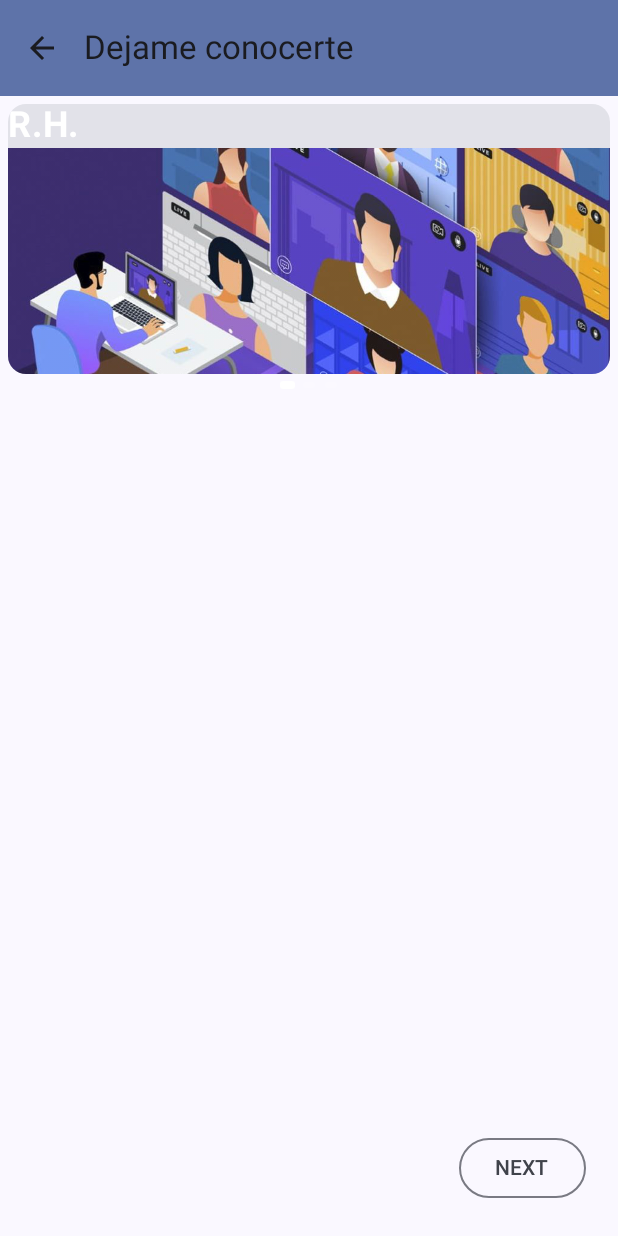
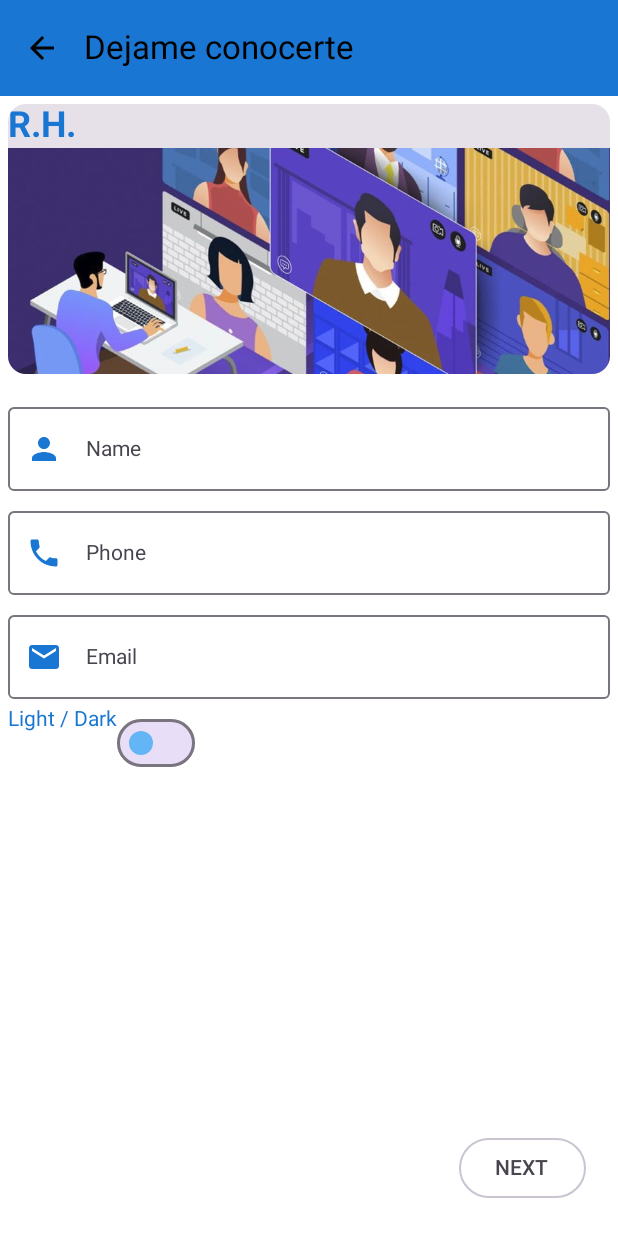
Before and after one commit to AlejandroBM-Dev/myabmcv, an Android app built with Jetpack Compose: the screen it shows after launch (MainActivity), after a tap on "NEXT", on a phone screen of 412 x 824 dp. Run offline under Robolectric (Android 15) with nearby library versions, the phone set to English and light mode, and no system bars; our stand-ins replace Dagger/Hilt's generated code.

Commit message:
- Dynamic Font. - Dynamic Theme. - Add DataStore. - New colors.. light and dark theme.

```diff
--- a/app/src/main/AndroidManifest.xml
+++ b/app/src/main/AndroidManifest.xml
@@ -12,12 +12,13 @@
         android:roundIcon="@mipmap/ic_launcher_round"
         android:supportsRtl="true"
         android:theme="@style/Theme.App.First"
+        android:screenOrientation="portrait"
         tools:targetApi="31">
         <activity
             android:name=".MainActivity"
             android:exported="true"
-            android:label="@string/app_name"
-            android:theme="@style/Theme.App.First">
+            android:theme="@style/Theme.App.First"
+            tools:ignore="LockedOrientationActivity">
             <intent-filter>
                 <action android:name="android.intent.action.MAIN" />
 
--- a/app/src/main/java/com/raiseralex/myabmcv/MainActivity.kt
+++ b/app/src/main/java/com/raiseralex/myabmcv/MainActivity.kt
@@ -6,7 +6,7 @@ import androidx.activity.compose.setContent
 import androidx.activity.viewModels
 import androidx.core.splashscreen.SplashScreen.Companion.installSplashScreen
 import androidx.core.view.WindowCompat
-import com.raiseralex.myabmcv.ui.theme.MyABMCVTheme
+import com.raiseralex.myabmcv.ui.theme.CustomTheme
 import com.raiseralex.myabmcv.ui.welcomeFlow.views.MyCvApp
 import dagger.hilt.android.AndroidEntryPoint
 
@@ -24,7 +24,7 @@ class MainActivity : ComponentActivity() {
         }
 
         setContent {
-            MyABMCVTheme {
+            CustomTheme {
                 MyCvApp()
             }
         }
--- /dev/null
+++ b/app/src/main/java/com/raiseralex/myabmcv/data/local/datastore/DataStoreModule.kt
@@ -0,0 +1,19 @@
+package com.raiseralex.myabmcv.data.local.datastore
+
+import android.content.Context
+import dagger.Module
+import dagger.Provides
+import dagger.hilt.InstallIn
+import dagger.hilt.android.qualifiers.ApplicationContext
+import dagger.hilt.components.SingletonComponent
+import javax.inject.Singleton
+
+@InstallIn(SingletonComponent::class)
+@Module
+object DataStoreModule {
+    @Singleton
+    @Provides
+    fun provideDataStoreUtil(
+        @ApplicationContext appContext: Context,
+    ): DataStoreUtil = DataStoreUtil(appContext)
+}
--- /dev/null
+++ b/app/src/main/java/com/raiseralex/myabmcv/data/local/datastore/DataStoreUtil.kt
@@ -0,0 +1,18 @@
+package com.raiseralex.myabmcv.data.local.datastore
+
+import android.content.Context
+import androidx.datastore.core.DataStore
+import androidx.datastore.preferences.core.Preferences
+import androidx.datastore.preferences.core.booleanPreferencesKey
+import androidx.datastore.preferences.preferencesDataStore
+import javax.inject.Inject
+
+class DataStoreUtil @Inject constructor(context: Context) {
+
+    val dataStore = context.dataStore
+
+    companion object {
+        private val Context.dataStore: DataStore<Preferences> by preferencesDataStore("settings")
+        val IS_DARK_MODE_KEY = booleanPreferencesKey("dark_mode")
+    }
+}
--- a/app/src/main/java/com/raiseralex/myabmcv/ui/shareViews/TypeWriterText.kt
+++ b/app/src/main/java/com/raiseralex/myabmcv/ui/shareViews/TypeWriterText.kt
@@ -1,5 +1,6 @@
 package com.raiseralex.myabmcv.ui.shareViews
 
+import androidx.compose.foundation.isSystemInDarkTheme
 import androidx.compose.material3.Text
 import androidx.compose.runtime.Composable
 import androidx.compose.runtime.LaunchedEffect
@@ -11,6 +12,9 @@ import androidx.compose.runtime.setValue
 import androidx.compose.ui.graphics.Color
 import androidx.compose.ui.text.font.FontWeight
 import androidx.compose.ui.unit.sp
+import com.raiseralex.myabmcv.ui.theme.DarkColorScheme
+import com.raiseralex.myabmcv.ui.theme.LightColorScheme
+import com.raiseralex.myabmcv.utils.extensions.emptyString
 import kotlinx.coroutines.delay
 
 @Composable
@@ -18,7 +22,7 @@ fun TypewriterText(
     texts: String,
 ) {
     var textIndex by remember { mutableIntStateOf(0) }
-    var textToDisplay by remember { mutableStateOf("") }
+    var textToDisplay by remember { mutableStateOf(emptyString()) }
     val delayWriterText = 80L
 
     LaunchedEffect(key1 = texts) {
@@ -34,7 +38,11 @@ fun TypewriterText(
     }
     Text(
         text = textToDisplay,
-        color = Color.White,
+        color = if (isSystemInDarkTheme()) {
+            DarkColorScheme.primary
+        } else {
+            LightColorScheme.primary
+        },
         fontSize = 24.sp,
         fontWeight = FontWeight.Bold,
     )
--- a/app/src/main/java/com/raiseralex/myabmcv/ui/theme/Theme.kt
+++ b/app/src/main/java/com/raiseralex/myabmcv/ui/theme/Theme.kt
@@ -2,69 +2,93 @@ package com.raiseralex.myabmcv.ui.theme
 
 import android.app.Activity
 import android.os.Build
-import androidx.compose.foundation.isSystemInDarkTheme
 import androidx.compose.material3.MaterialTheme
+import androidx.compose.material3.Typography
 import androidx.compose.material3.darkColorScheme
 import androidx.compose.material3.dynamicDarkColorScheme
 import androidx.compose.material3.dynamicLightColorScheme
 import androidx.compose.material3.lightColorScheme
 import androidx.compose.runtime.Composable
 import androidx.compose.runtime.SideEffect
+import androidx.compose.runtime.collectAsState
+import androidx.compose.runtime.getValue
+import androidx.compose.ui.graphics.Color
 import androidx.compose.ui.graphics.toArgb
 import androidx.compose.ui.platform.LocalContext
 import androidx.compose.ui.platform.LocalView
+import androidx.compose.ui.text.TextStyle
 import androidx.core.view.WindowCompat
+import androidx.hilt.navigation.compose.hiltViewModel
+import com.raiseralex.myabmcv.ui.welcomeFlow.viewmodels.ThemeViewModel
 
-private val DarkColorScheme = darkColorScheme(
-    primary = Purple80,
-    secondary = PurpleGrey80,
-    tertiary = Pink80,
-)
-
-private val LightColorScheme = lightColorScheme(
-    primary = Purple40,
-    secondary = PurpleGrey40,
-    tertiary = Pink40,
-
-    /* Other default colors to override
-    background = Color(0xFFFFFBFE),
-    surface = Color(0xFFFFFBFE),
+val DarkColorScheme = darkColorScheme(
+    primary = Color.Black, // Azul oscuro
+    secondary = Color(0xFF7A939E), // Gris azulado
+    tertiary = Color(0xFFB71C1C), // Rojo oscuro
+    background = Color(0x94494F58), // Gris oscuro
+    surface = Color(0xFFFDD835), // Negro ligeramente más claro que el fondo
     onPrimary = Color.White,
     onSecondary = Color.White,
     onTertiary = Color.White,
-    onBackground = Color(0xFF1C1B1F),
-    onSurface = Color(0xFF1C1B1F),
-    */
+    onBackground = Color.White,
+    onSurface = Color.White,
+    onError = Color.Red
+)
+
+val LightColorScheme = lightColorScheme(
+    primary = Color(0xFF1976D2), // Azul primario
+    secondary = Color(0xFF64B5F6), // Azul claro
+    tertiary = Color(0xFFE57373), // Rojo claro
+    background = Color.White,
+    surface = Color(0xFFE7D274), // Gris claro
+    onPrimary = Color.White,
+    onSecondary = Color.Black,
+    onTertiary = Color.Black,
+    onBackground = Color.Black,
+    onSurface = Color.Black,
 )
 
 @Composable
-fun MyABMCVTheme(
-    darkTheme: Boolean = isSystemInDarkTheme(),
-    // Dynamic color is available on Android 12+
-    dynamicColor: Boolean = true,
+fun CustomTheme(
+    themeViewModel: ThemeViewModel = hiltViewModel(),
+    dynamicColor: Boolean = false,
     content: @Composable () -> Unit,
 ) {
+    val themeState by themeViewModel.themeSate.collectAsState()
+
     val colorScheme = when {
         dynamicColor && Build.VERSION.SDK_INT >= Build.VERSION_CODES.S -> {
             val context = LocalContext.current
-            if (darkTheme) dynamicDarkColorScheme(context) else dynamicLightColorScheme(context)
+            if (themeState.isDarkMode) {
+                dynamicDarkColorScheme(context)
+            } else {
+                dynamicLightColorScheme(
+                    context,
+                )
+            }
         }
-
-        darkTheme -> DarkColorScheme
+        themeState.isDarkMode -> DarkColorScheme
         else -> LightColorScheme
     }
     val view = LocalView.current
+
     if (!view.isInEditMode) {
         SideEffect {
             val window = (view.context as Activity).window
             window.statusBarColor = colorScheme.primary.toArgb()
-            WindowCompat.getInsetsController(window, view).isAppearanceLightStatusBars = darkTheme
+            WindowCompat
+                .getInsetsController(window, view)
+                .isAppearanceLightStatusBars = themeState.isDarkMode
         }
     }
 
     MaterialTheme(
         colorScheme = colorScheme,
-        typography = Typography,
+        typography = Typography(
+            bodyLarge = TextStyle(
+                fontFamily = themeViewModel.getFontFamily(),
+            ),
+        ),
         content = content,
     )
 }
--- /dev/null
+++ b/app/src/main/java/com/raiseralex/myabmcv/ui/welcomeFlow/data/ThemeState.kt
@@ -0,0 +1,3 @@
+package com.raiseralex.myabmcv.ui.welcomeFlow.data
+
+data class ThemeState(val isDarkMode: Boolean)
--- /dev/null
+++ b/app/src/main/java/com/raiseralex/myabmcv/ui/welcomeFlow/viewmodels/ThemeViewModel.kt
@@ -0,0 +1,63 @@
+package com.raiseralex.myabmcv.ui.welcomeFlow.viewmodels
+
+import android.app.Application
+import androidx.compose.ui.text.font.Font
+import androidx.compose.ui.text.font.FontFamily
+import androidx.compose.ui.text.font.FontStyle
+import androidx.compose.ui.text.font.FontWeight
+import androidx.datastore.preferences.core.edit
+import androidx.lifecycle.ViewModel
+import androidx.lifecycle.viewModelScope
+import com.raiseralex.myabmcv.R
+import com.raiseralex.myabmcv.application.MyCvApplication
+import com.raiseralex.myabmcv.data.local.datastore.DataStoreUtil
+import com.raiseralex.myabmcv.data.local.datastore.DataStoreUtil.Companion.IS_DARK_MODE_KEY
+import com.raiseralex.myabmcv.ui.welcomeFlow.data.ThemeState
+import dagger.hilt.android.lifecycle.HiltViewModel
+import kotlinx.coroutines.flow.MutableStateFlow
+import kotlinx.coroutines.flow.StateFlow
+import kotlinx.coroutines.flow.map
+import kotlinx.coroutines.launch
+import javax.inject.Inject
+
+@HiltViewModel
+class ThemeViewModel @Inject constructor(
+    application: Application,
+    dataStoreUtil: DataStoreUtil,
+) : ViewModel() {
+
+    private val _themeState = MutableStateFlow(ThemeState(false))
+    val themeSate: StateFlow<ThemeState> = _themeState
+
+    private val dataStore = dataStoreUtil.dataStore
+
+    init {
+        viewModelScope.launch(MyCvApplication.dispatcherIO) {
+            dataStore.data.map { preferences ->
+                ThemeState(preferences[IS_DARK_MODE_KEY] ?: false)
+            }.collect {
+                _themeState.value = it
+            }
+        }
+    }
+
+    fun toggleTheme() {
+        viewModelScope.launch(MyCvApplication.dispatcherIO) {
+            dataStore.edit { preferences ->
+                preferences[IS_DARK_MODE_KEY] = !(preferences[IS_DARK_MODE_KEY] ?: false)
+            }
+        }
+    }
+
+    fun getFontFamily(): FontFamily {
+        val dark = FontFamily(
+            Font(R.font.lcd, FontWeight.Normal, FontStyle.Normal),
+        )
+
+        return if (themeSate.value.isDarkMode) {
+            dark
+        } else {
+            FontFamily.Default
+        }
+    }
+}
--- a/app/src/main/java/com/raiseralex/myabmcv/ui/welcomeFlow/views/ScreenBuilderApp.kt
+++ b/app/src/main/java/com/raiseralex/myabmcv/ui/welcomeFlow/views/ScreenBuilderApp.kt
@@ -15,6 +15,7 @@ import androidx.compose.runtime.Composable
 import androidx.compose.runtime.getValue
 import androidx.compose.ui.Modifier
 import androidx.compose.ui.res.stringResource
+import androidx.hilt.navigation.compose.hiltViewModel
 import androidx.navigation.NavHostController
 import androidx.navigation.compose.NavHost
 import androidx.navigation.compose.composable
@@ -22,6 +23,7 @@ import androidx.navigation.compose.currentBackStackEntryAsState
 import androidx.navigation.compose.rememberNavController
 import com.raiseralex.myabmcv.R
 import com.raiseralex.myabmcv.navigation.AppScreen
+import com.raiseralex.myabmcv.ui.welcomeFlow.viewmodels.ThemeViewModel
 
 @Composable
 fun MyCvApp(
@@ -43,7 +45,6 @@ fun MyCvApp(
             )
         },
     ) { innerPadding ->
-
         NavHost(
             navController = navController,
             startDestination = AppScreen.WelcomeScreen.name,
@@ -84,11 +85,17 @@ fun MyCvAppBar(
     canNavigateBack: Boolean,
     navigateUp: () -> Unit,
     modifier: Modifier = Modifier,
+    themeViewModel: ThemeViewModel = hiltViewModel()
 ) {
     TopAppBar(
-        title = { Text(text = stringResource(id = currentScreen.title)) },
+        title = {
+            Text(
+                text = stringResource(id = currentScreen.title),
+                fontFamily = themeViewModel.getFontFamily(),
+            )
+        },
         colors = TopAppBarDefaults.mediumTopAppBarColors(
-            containerColor = MaterialTheme.colorScheme.primaryContainer,
+            containerColor = MaterialTheme.colorScheme.primary,
         ),
         modifier = modifier,
         navigationIcon = {
--- a/app/src/main/java/com/raiseralex/myabmcv/ui/welcomeFlow/views/VisitCompose.kt
+++ b/app/src/main/java/com/raiseralex/myabmcv/ui/welcomeFlow/views/VisitCompose.kt
@@ -3,6 +3,7 @@ package com.raiseralex.myabmcv.ui.welcomeFlow.views
 import androidx.compose.foundation.ExperimentalFoundationApi
 import androidx.compose.foundation.Image
 import androidx.compose.foundation.background
+import androidx.compose.foundation.isSystemInDarkTheme
 import androidx.compose.foundation.layout.Arrangement
 import androidx.compose.foundation.layout.Box
 import androidx.compose.foundation.layout.Column
@@ -18,8 +19,25 @@ import androidx.compose.foundation.pager.HorizontalPager
 import androidx.compose.foundation.pager.PagerState
 import androidx.compose.foundation.pager.rememberPagerState
 import androidx.compose.foundation.shape.RoundedCornerShape
+import androidx.compose.foundation.text.KeyboardOptions
+import androidx.compose.material.icons.Icons
+import androidx.compose.material.icons.filled.Email
+import androidx.compose.material.icons.filled.Person
+import androidx.compose.material.icons.filled.Phone
 import androidx.compose.material3.Card
+import androidx.compose.material3.ExperimentalMaterial3Api
+import androidx.compose.material3.Icon
+import androidx.compose.material3.MaterialTheme
+import androidx.compose.material3.OutlinedTextField
+import androidx.compose.material3.Switch
+import androidx.compose.material3.SwitchDefaults
+import androidx.compose.material3.Text
 import androidx.compose.runtime.Composable
+import androidx.compose.runtime.collectAsState
+import androidx.compose.runtime.getValue
+import androidx.compose.runtime.mutableStateOf
+import androidx.compose.runtime.saveable.rememberSaveable
+import androidx.compose.runtime.setValue
 import androidx.compose.ui.Alignment
 import androidx.compose.ui.Modifier
 import androidx.compose.ui.draw.clip
@@ -28,13 +46,20 @@ import androidx.compose.ui.graphics.graphicsLayer
 import androidx.compose.ui.layout.ContentScale
 import androidx.compose.ui.res.painterResource
 import androidx.compose.ui.res.stringResource
+import androidx.compose.ui.text.input.KeyboardType
 import androidx.compose.ui.tooling.preview.Preview
 import androidx.compose.ui.unit.Dp
 import androidx.compose.ui.unit.dp
 import androidx.compose.ui.util.lerp
+import androidx.hilt.navigation.compose.hiltViewModel
+import com.raiseralex.myabmcv.R
 import com.raiseralex.myabmcv.ui.shareViews.TypewriterText
+import com.raiseralex.myabmcv.ui.theme.DarkColorScheme
+import com.raiseralex.myabmcv.ui.theme.LightColorScheme
 import com.raiseralex.myabmcv.ui.welcomeFlow.data.getMockupList
+import com.raiseralex.myabmcv.ui.welcomeFlow.viewmodels.ThemeViewModel
 import com.raiseralex.myabmcv.ui.welcomeFlow.views.shareviews.NextButton
+import com.raiseralex.myabmcv.utils.extensions.emptyString
 import kotlin.math.absoluteValue
 
 @Preview(showBackground = true)
@@ -67,6 +92,7 @@ fun VisitCompose(
             modifier,
             pagerState,
         )
+        VisitorForm(modifier = Modifier)
         Spacer(modifier = modifier.weight(1f))
         Row(
             modifier = modifier
@@ -112,7 +138,6 @@ fun VisitorPager(
                 modifier = modifier
                     .fillMaxWidth(),
             )
-            // Card content
         }
     }
     PagerIndicator(
@@ -174,3 +199,99 @@ private fun PagerIndicator(
         }
     }
 }
+
+@OptIn(ExperimentalMaterial3Api::class)
+@Composable
+private fun VisitorForm(
+    modifier: Modifier,
+) {
+    var name by rememberSaveable { mutableStateOf(emptyString()) }
+    var phone by rememberSaveable { mutableStateOf(emptyString()) }
+    var email by rememberSaveable { mutableStateOf(emptyString()) }
+
+    val color = if (isSystemInDarkTheme()) {
+        DarkColorScheme.primary
+    } else {
+        LightColorScheme.primary
+    }
+    Column(
+        modifier = modifier,
+    ) {
+        OutlinedTextField(
+            modifier = modifier.fillMaxWidth(),
+            value = name,
+            onValueChange = { name = it },
+            label = { Text(text = "Name") },
+            maxLines = 1,
+            enabled = true,
+            leadingIcon = {
+                Icon(
+                    Icons.Filled.Person,
+                    "Visitor Name",
+                    tint = color,
+                )
+            },
+        )
+        Spacer(modifier = modifier.size(5.dp))
+        OutlinedTextField(
+            modifier = modifier.fillMaxWidth(),
+            value = phone,
+            onValueChange = { phone = it },
+            keyboardOptions = KeyboardOptions(keyboardType = KeyboardType.Phone),
+            label = { Text(text = "Phone") },
+            maxLines = 1,
+            leadingIcon = {
+                Icon(
+                    Icons.Filled.Phone,
+                    "Visitor Phone",
+                    tint = color,
+                )
+            },
+        )
+        Spacer(modifier = modifier.size(5.dp))
+        OutlinedTextField(
+            modifier = modifier.fillMaxWidth(),
+            value = email,
+            onValueChange = { email = it },
+            keyboardOptions = KeyboardOptions(keyboardType = KeyboardType.Email),
+            label = { Text(text = "Email") },
+            maxLines = 1,
+            leadingIcon = {
+                Icon(
+                    Icons.Filled.Email,
+                    "Visitor Email",
+                    tint = color,
+                )
+            },
+        )
+        Spacer(modifier = modifier.size(5.dp))
+        SwitchWithCustomColors()
+    }
+}
+
+@Composable
+fun SwitchWithCustomColors(
+    viewModel: ThemeViewModel = hiltViewModel(),
+) {
+    val themeState by viewModel.themeSate.collectAsState()
+    val color = if (isSystemInDarkTheme()) {
+        DarkColorScheme.primary
+    } else {
+        LightColorScheme.primary
+    }
+    Row {
+        Text(text = stringResource(id = R.string.theme_selector_visitor), color = color)
+        Switch(
+            checked = themeState.isDarkMode,
+            onCheckedChange = {
+                viewModel.toggleTheme()
+            },
+            colors = SwitchDefaults.colors(
+                checkedThumbColor = MaterialTheme.colorScheme.primary,
+                checkedTrackColor = MaterialTheme.colorScheme.primaryContainer,
+                uncheckedThumbColor = MaterialTheme.colorScheme.secondary,
+                uncheckedTrackColor = MaterialTheme.colorScheme.secondaryContainer,
+            ),
+        )
+    }
+}
--- /dev/null
+++ b/app/src/main/java/com/raiseralex/myabmcv/utils/extensions/StringExtensions.kt
@@ -0,0 +1,5 @@
+package com.raiseralex.myabmcv.utils.extensions
+
+fun emptyString(): String {
+    return ""
+}
--- /dev/null
+++ b/app/src/main/res/font/dark.xml
@@ -0,0 +1,7 @@
+<?xml version="1.0" encoding="utf-8"?>
+<font-family xmlns:android="http://schemas.android.com/apk/res/android">
+<font
+    android:fontStyle="normal"
+    android:fontWeight="700"
+    android:font="@font/lcd"/>
+</font-family>
--- a/app/src/main/res/values/strings.xml
+++ b/app/src/main/res/values/strings.xml
@@ -5,6 +5,7 @@
     <string name="visit_screen">Dejame conocerte</string>
     <string name="start_cv_screen">Bienvenido a mi C.V.!!</string>
 
+    <string name="theme_selector_visitor">Light / Dark</string>
     <!-- VISITOR TYPE -->
     <string name="rh_visitor_title">R.H.</string>
     <string name="developer_visitor_title">Developer</string>
--- a/build.gradle.kts
+++ b/build.gradle.kts
@@ -3,4 +3,5 @@ plugins {
     id("com.android.application") version "8.1.3" apply false
     id("org.jetbrains.kotlin.android") version "1.8.10" apply false
     id("com.google.dagger.hilt.android") version "2.44" apply false
+    id("com.google.protobuf") version "0.8.17" apply false
 }
```
Also changed, not shown: app/build.gradle.kts (+6 -5 lines), app/src/main/java/com/raiseralex/myabmcv/application/MyCvApplication.kt (+10 -0 lines), app/src/main/res/font/dark_twenty.ttf (added), app/src/main/res/font/lcd.ttf (added), 1 other file.
